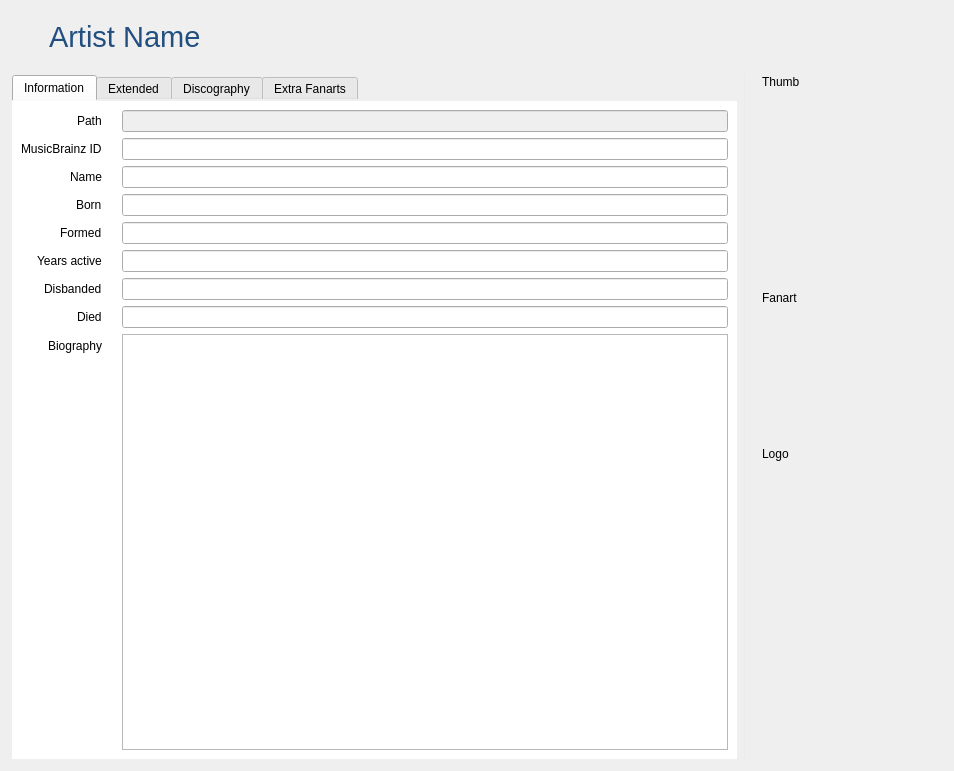
First picture: the form in music/MusicWidgetArtist.ui, repository Komet/MediaElch, before the edit.
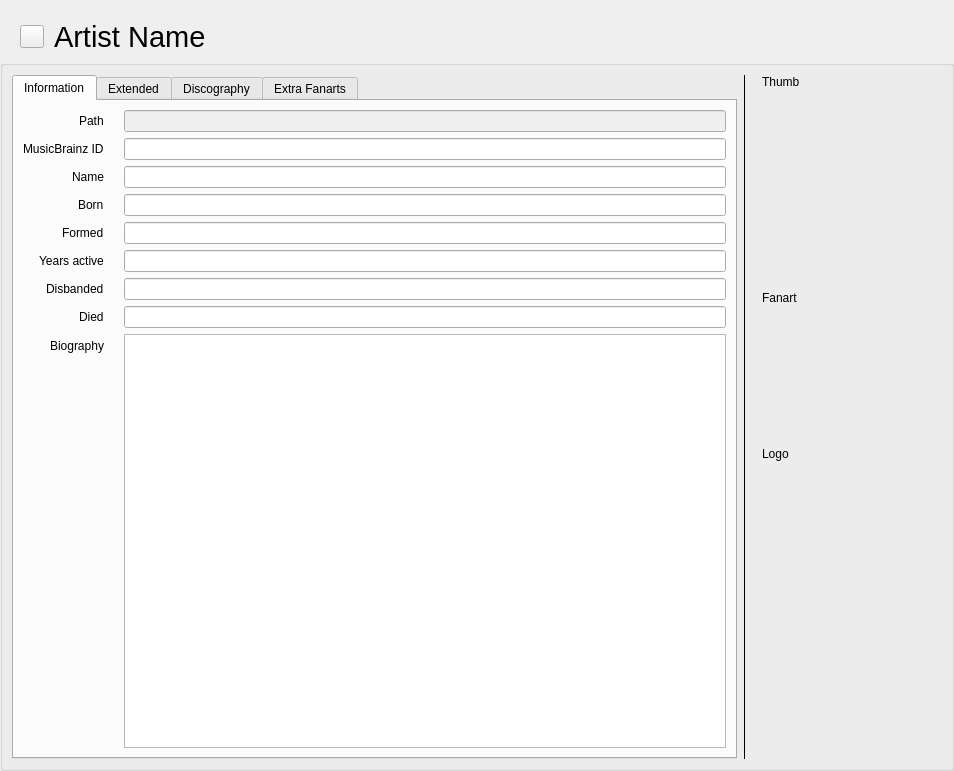
Second picture: the form after the edit. Icons and pictures are not drawn. Custom widgets are drawn as their Qt base class.

Diff of the .ui file:
```diff
--- a/music/MusicWidgetArtist.ui
+++ b/music/MusicWidgetArtist.ui
@@ -13,16 +13,6 @@
   <property name="windowTitle">
    <string notr="true">Form</string>
   </property>
-  <property name="styleSheet">
-   <string notr="true">#tabWidget {
-	border: 0;
-}
-
-#tab, #tab_2, #tab_3, #tab_4 {
-	background-color: #ffffff;
-}
-</string>
-  </property>
   <layout class="QVBoxLayout" name="verticalLayout" stretch="0,1">
    <property name="leftMargin">
     <number>0</number>
@@ -62,9 +52,6 @@
        <property name="toolTip">
         <string>Artist has changed. Click to revert changes.</string>
        </property>
-       <property name="styleSheet">
-        <string notr="true">border: none;</string>
-       </property>
        <property name="text">
         <string/>
        </property>
@@ -88,10 +75,6 @@
          <pointsize>22</pointsize>
         </font>
        </property>
-       <property name="styleSheet">
-        <string notr="true">color: #224f7f;
-</string>
-       </property>
        <property name="text">
         <string>Artist Name</string>
        </property>
@@ -117,13 +100,6 @@
    </item>
    <item>
     <widget class="QGroupBox" name="groupBox_3">
-     <property name="styleSheet">
-      <string notr="true">QGroupBox {
-	border-radius: 0;
-	background-color: transparent;
-}
-</string>
-     </property>
      <property name="title">
       <string/>
      </property>
@@ -454,9 +430,6 @@
       </item>
       <item>
        <widget class="Line" name="line">
-        <property name="styleSheet">
-         <string notr="true">color: #ebebeb;</string>
-        </property>
         <property name="frameShadow">
          <enum>QFrame::Plain</enum>
         </property>
```
